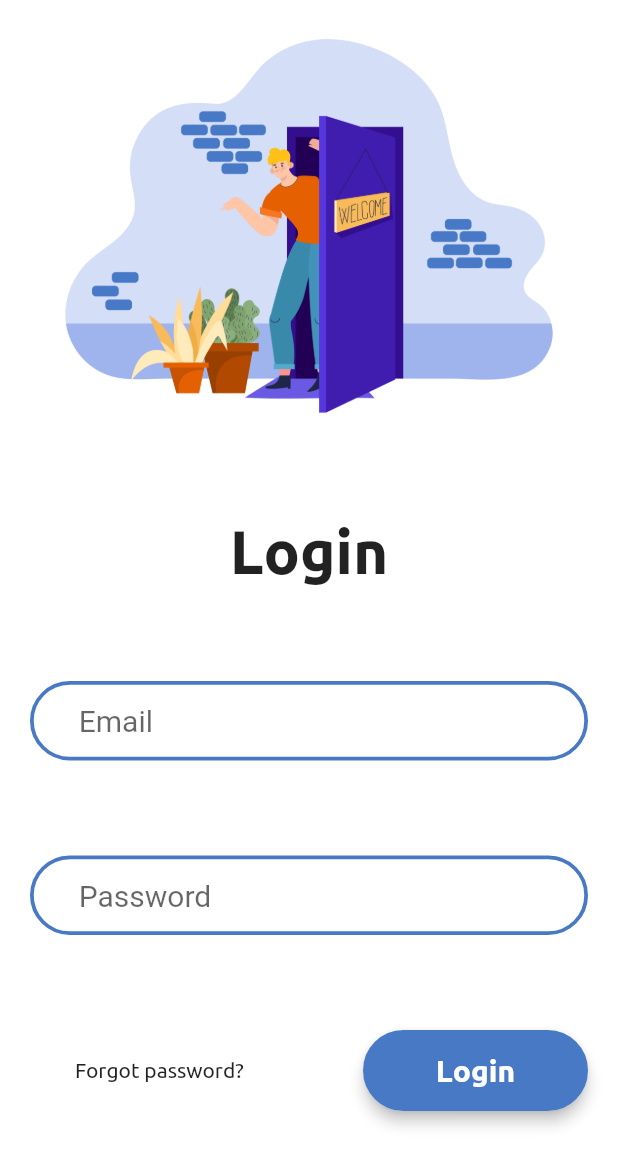
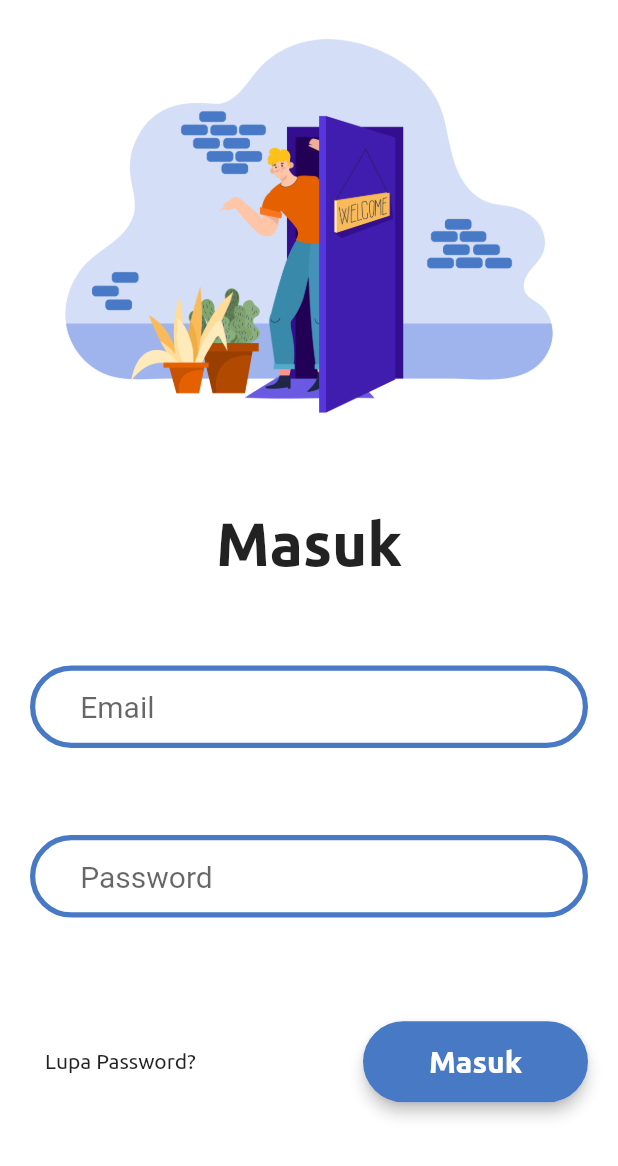
Before and after one commit to Firzi-Rep/android-app-1, a Flutter app: the LoginScreen screen opened by its route, on a phone screen of 412 x 824 dp. Shown: the top 1166 px of the screen. Run offline on Flutter 3.47's test engine with Material 2 defaults, Android fonts, the phone set to English and light mode, and no system bars; drawn by our look-alikes of loading_overlay; our stand-ins replace firebase_auth, firebase_core, google_sign_in, rflutter_alert; accounts and stored records are empty.

```diff
--- a/lib/components/components.dart
+++ b/lib/components/components.dart
@@ -96,7 +96,7 @@ class CustomTextField extends StatelessWidget {
       decoration: BoxDecoration(
         borderRadius: BorderRadius.circular(40),
         border: Border.all(
-          width: 2.5,
+          width: 3.5,
           color: kTextColor,
         ),
       ),
@@ -129,7 +129,8 @@ class CustomBottomScreen extends StatelessWidget {
           alignment: Alignment.centerLeft,
           child: Padding(
             padding: const EdgeInsets.symmetric(
-              horizontal: 30,
+              vertical: 30,
+              horizontal: 10,
             ),
             child: GestureDetector(
               onTap: () {
--- a/lib/screens/login_screen.dart
+++ b/lib/screens/login_screen.dart
@@ -43,7 +43,7 @@ class _LoginScreenState extends State<LoginScreen> {
                       mainAxisAlignment: MainAxisAlignment.spaceEvenly,
                       crossAxisAlignment: CrossAxisAlignment.center,
                       children: [
-                        const ScreenTitle(title: 'Login'),
+                        const ScreenTitle(title: 'Masuk'),
                         CustomTextField(
                           textField: TextField(
                               onChanged: (value) {
@@ -69,9 +69,9 @@ class _LoginScreenState extends State<LoginScreen> {
                           ),
                         ),
                         CustomBottomScreen(
-                          textButton: 'Login',
+                          textButton: 'Masuk',
                           heroTag: 'login_btn',
-                          question: 'Forgot password?',
+                          question: 'Lupa Password?',
                           buttonPressed: () async {
                             FocusManager.instance.primaryFocus?.unfocus();
                             setState(() {
--- a/pubspec.yaml
+++ b/pubspec.yaml
@@ -39,6 +39,7 @@ dependencies:
   firebase_core: ^2.17.0
   loading_overlay: ^0.3.0
   rflutter_alert: ^2.0.7
+  google_sign_in: ^6.1.5
 
 dev_dependencies:
   flutter_test:
```
Also changed, not shown: lib/components/sign_google.dart (added, +21 -0 lines), lib/screens/home_screen.dart (+10 -21 lines), lib/screens/signup_screen.dart (+15 -14 lines), pubspec.lock.
